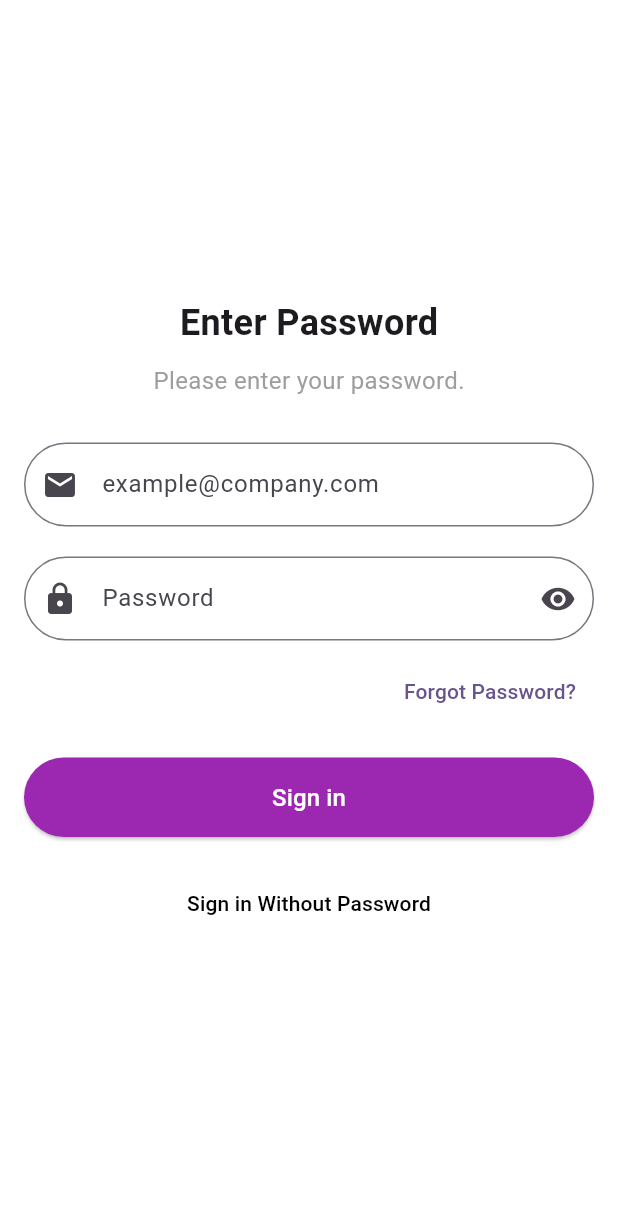
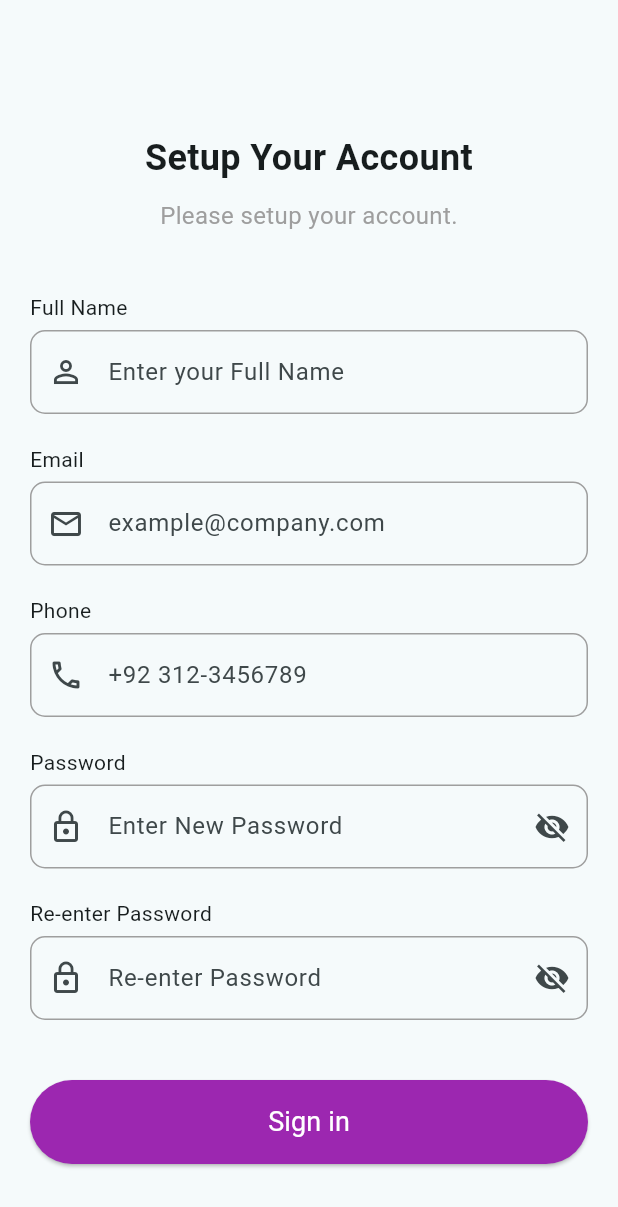
Before and after one commit to SaimSaudagar/Bachay.com, a Flutter app: the PasswordScreen screen opened directly, after a tap on "Sign in", on a phone screen of 412 x 824 dp. Shown: the top 1207 px of the screen. Run offline on Flutter 3.47's test engine with Material 3 defaults, Android fonts, the light colour scheme and no system bars; our stand-ins replace flutter_svg, font_awesome_flutter.

Commit message:
SignUp done

```diff
--- a/lib/Screens/Authentication/SignIn_Screen.dart
+++ b/lib/Screens/Authentication/SignIn_Screen.dart
@@ -1,6 +1,9 @@
 import 'package:flutter/material.dart';
 import 'package:flutter_svg/svg.dart';
 import 'package:font_awesome_flutter/font_awesome_flutter.dart';
+
+import 'SignUp_Screen.dart';
+import 'Verify_OTP_Screen.dart';
 
 class LoginScreen extends StatelessWidget {
   @override
@@ -252,7 +255,13 @@ class _PasswordScreenState extends State<PasswordScreen> {
               SizedBox(
                 width: double.infinity,
                 child: ElevatedButton(
-                  onPressed: () {},
+                  onPressed: () {
+                    Navigator.push(
+                      context,
+                      MaterialPageRoute(
+                          builder: (context) => SetupAccountScreen()),
+                    );
+                  },
                   style: ElevatedButton.styleFrom(
                     backgroundColor: Colors.purple,
                     padding: EdgeInsets.symmetric(vertical: 15),
@@ -268,7 +277,12 @@ class _PasswordScreenState extends State<PasswordScreen> {
               ),
               SizedBox(height: 20),
               TextButton(
-                onPressed: () {},
+                onPressed: () {
+  Navigator.push(
+    context,
+    MaterialPageRoute(builder: (context) => OtpVerificationScreen()),
+  );
+},
                 child: Text(
                   'Sign in Without Password',
                   style: TextStyle(color: Colors.black),
--- /dev/null
+++ b/lib/Screens/Authentication/SignUp_Screen.dart
@@ -0,0 +1,239 @@
+import 'package:flutter/material.dart';
+import 'package:flutter/services.dart';
+
+void main() {
+  runApp(MyApp());
+}
+
+class MyApp extends StatelessWidget {
+  @override
+  Widget build(BuildContext context) {
+    return MaterialApp(
+      title: 'Setup Your Account',
+      theme: ThemeData(
+        primarySwatch: Colors.blue,
+      ),
+      home: SetupAccountScreen(),
+    );
+  }
+}
+
+class SetupAccountScreen extends StatefulWidget {
+  @override
+  _SetupAccountScreenState createState() => _SetupAccountScreenState();
+}
+
+class _SetupAccountScreenState extends State<SetupAccountScreen> {
+  final _fullNameController = TextEditingController();
+  final _emailController = TextEditingController();
+  final _phoneController = TextEditingController();
+  final _passwordController = TextEditingController();
+  final _reEnterPasswordController = TextEditingController();
+
+  bool _fullNameError = false;
+  bool _emailError = false;
+  bool _passwordVisible = false;
+  bool _reEnterPasswordVisible = false;
+  bool _passwordMatchError = false;
+
+  void _validateFullName(String value) {
+    setState(() {
+      _fullNameError = value.trim().split(' ').length < 2;
+    });
+  }
+
+  void _validateEmail(String value) {
+    setState(() {
+      _emailError = !RegExp(r'^[^@]+@[^@]+\.[^@]+').hasMatch(value);
+    });
+  }
+
+  void _validatePasswords() {
+    setState(() {
+      _passwordMatchError = _passwordController.text != _reEnterPasswordController.text;
+    });
+  }
+
+  @override
+  Widget build(BuildContext context) {
+    return Scaffold(
+      body: Padding(
+        padding: const EdgeInsets.all(20.0),
+        child: Center(
+          child: SingleChildScrollView(
+            child: Column(
+              crossAxisAlignment: CrossAxisAlignment.center,
+              children: [
+                SizedBox(height: 40),
+                Text(
+                  'Setup Your Account',
+                  style: TextStyle(fontSize: 24, fontWeight: FontWeight.bold),
+                  textAlign: TextAlign.center,
+                ),
+                SizedBox(height: 10),
+                Text(
+                  'Please setup your account.',
+                  style: TextStyle(fontSize: 16, color: Colors.grey),
+                  textAlign: TextAlign.center,
+                ),
+                SizedBox(height: 40),
+                Align(
+                  alignment: Alignment.centerLeft,
+                  child: Text('Full Name'),
+                ),
+                SizedBox(height: 5),
+                TextField(
+                  controller: _fullNameController,
+                  onChanged: _validateFullName,
+                  decoration: InputDecoration(
+                    prefixIcon: Icon(Icons.person_outline),
+                    suffixIcon: _fullNameError ? Icon(Icons.error, color: Colors.red) : null,
+                    hintText: 'Enter your Full Name',
+                    border: OutlineInputBorder(
+                      borderRadius: BorderRadius.circular(10),
+                      borderSide: BorderSide(color: _fullNameError ? Colors.red : Colors.grey),
+                    ),
+                    enabledBorder: OutlineInputBorder(
+                      borderRadius: BorderRadius.circular(10),
+                      borderSide: BorderSide(color: _fullNameError ? Colors.red : Colors.grey),
+                    ),
+                  ),
+                ),
+                SizedBox(height: 20),
+                Align(
+                  alignment: Alignment.centerLeft,
+                  child: Text('Email'),
+                ),
+                SizedBox(height: 5),
+                TextField(
+                  controller: _emailController,
+                  onChanged: _validateEmail,
+                  decoration: InputDecoration(
+                    prefixIcon: Icon(Icons.email_outlined),
+                    suffixIcon: _emailError ? Icon(Icons.error, color: Colors.red) : null,
+                    hintText: 'example@company.com',
+                    border: OutlineInputBorder(
+                      borderRadius: BorderRadius.circular(10),
+                      borderSide: BorderSide(color: _emailError ? Colors.red : Colors.grey),
+                    ),
+                    enabledBorder: OutlineInputBorder(
+                      borderRadius: BorderRadius.circular(10),
+                      borderSide: BorderSide(color: _emailError ? Colors.red : Colors.grey),
+                    ),
+                  ),
+                ),
+                SizedBox(height: 20),
+                Align(
+                  alignment: Alignment.centerLeft,
+                  child: Text('Phone'),
+                ),
+                SizedBox(height: 5),
+                TextField(
+                  controller: _phoneController,
+                  keyboardType: TextInputType.phone,
+                  inputFormatters: [FilteringTextInputFormatter.digitsOnly],
+                  decoration: InputDecoration(
+                    prefixIcon: Icon(Icons.phone_outlined),
+                    hintText: '+92 312-3456789',
+                    border: OutlineInputBorder(
+                      borderRadius: BorderRadius.circular(10),
+                      borderSide: BorderSide(color: Colors.grey),
+                    ),
+                    enabledBorder: OutlineInputBorder(
+                      borderRadius: BorderRadius.circular(10),
+                      borderSide: BorderSide(color: Colors.grey),
+                    ),
+                  ),
+                ),
+                SizedBox(height: 20),
+                Align(
+                  alignment: Alignment.centerLeft,
+                  child: Text('Password'),
+                ),
+                SizedBox(height: 5),
+                TextField(
+                  controller: _passwordController,
+                  obscureText: !_passwordVisible,
+                  decoration: InputDecoration(
+                    prefixIcon: Icon(Icons.lock_outline),
+                    suffixIcon: IconButton(
+                      icon: Icon(
+                        _passwordVisible ? Icons.visibility : Icons.visibility_off,
+                      ),
+                      onPressed: () {
+                        setState(() {
+                          _passwordVisible = !_passwordVisible;
+                        });
+                      },
+                    ),
+                    hintText: 'Enter New Password',
+                    border: OutlineInputBorder(
+                      borderRadius: BorderRadius.circular(10),
+                      borderSide: BorderSide(color: Colors.grey),
+                    ),
+                    enabledBorder: OutlineInputBorder(
+                      borderRadius: BorderRadius.circular(10),
+                      borderSide: BorderSide(color: Colors.grey),
+                    ),
+                  ),
+                ),
+                SizedBox(height: 20),
+                Align(
+                  alignment: Alignment.centerLeft,
+                  child: Text('Re-enter Password'),
+                ),
+                SizedBox(height: 5),
+                TextField(
+                  controller: _reEnterPasswordController,
+                  obscureText: !_reEnterPasswordVisible,
+                  onChanged: (value) => _validatePasswords(),
+                  decoration: InputDecoration(
+                    prefixIcon: Icon(Icons.lock_outline),
+                    suffixIcon: _passwordMatchError ? Icon(Icons.error, color: Colors.red) : IconButton(
+                      icon: Icon(
+                        _reEnterPasswordVisible ? Icons.visibility : Icons.visibility_off,
+                      ),
+                      onPressed: () {
+                        setState(() {
+                          _reEnterPasswordVisible = !_reEnterPasswordVisible;
+                        });
+                      },
+                    ),
+                    hintText: 'Re-enter Password',
+                    border: OutlineInputBorder(
+                      borderRadius: BorderRadius.circular(10),
+                      borderSide: BorderSide(color: _passwordMatchError ? Colors.red : Colors.grey),
+                    ),
+                    enabledBorder: OutlineInputBorder(
+                      borderRadius: BorderRadius.circular(10),
+                      borderSide: BorderSide(color: _passwordMatchError ? Colors.red : Colors.grey),
+                    ),
+                  ),
+                ),
+                SizedBox(height: 40),
+                SizedBox(
+                  width: double.infinity,
+                  child: ElevatedButton(
+                    onPressed: () {
+                      // Handle sign in
+                    },
+                    style: ElevatedButton.styleFrom(
+                      padding: EdgeInsets.symmetric(vertical: 15), backgroundColor: Colors.purple,
+                      shape: RoundedRectangleBorder(
+                        borderRadius: BorderRadius.circular(50),
+                      ),
+                    ),
+                    child: Text(
+                      'Sign in',
+                      style: TextStyle(fontSize: 18, fontWeight: FontWeight.normal, color:Colors.white),
+                    ),
+                  ),
+                ),
+              ],
+            ),
+          ),
+        ),
+      ),
+    );
+  }
+}
--- a/lib/main.dart
+++ b/lib/main.dart
@@ -3,7 +3,6 @@ import 'package:app/Screens/Onboarding/Onboarding_Screen1.dart';
 import 'package:app/Screens/Onboarding/Onboarding_Screen2.dart';
 import 'package:app/Screens/Onboarding/Onboarding_Screen3.dart';
 import 'package:flutter/material.dart';
-
 import 'Screens/Authentication/SignIn_Screen.dart';
 
 void main() {
@@ -18,10 +17,10 @@ class MyApp extends StatelessWidget {
     return MaterialApp(
       title: 'Flutter Demo',
       theme: ThemeData(
-        colorScheme: ColorScheme.fromSeed(seedColor: Colors.deepPurple),
+        colorScheme: ColorScheme.fromSeed(seedColor: Colors.white),
         useMaterial3: true,
       ),
-      home: LoginScreen(),
+      home: LoadingScreen(),
     );
   }
 }
```
Also changed, not shown: lib/Screens/Authentication/Verify_OTP_Screen.dart (added, +163 -0 lines), lib/Screens/Onboarding/Onboarding_Screen3.dart (+7 -1 lines).
